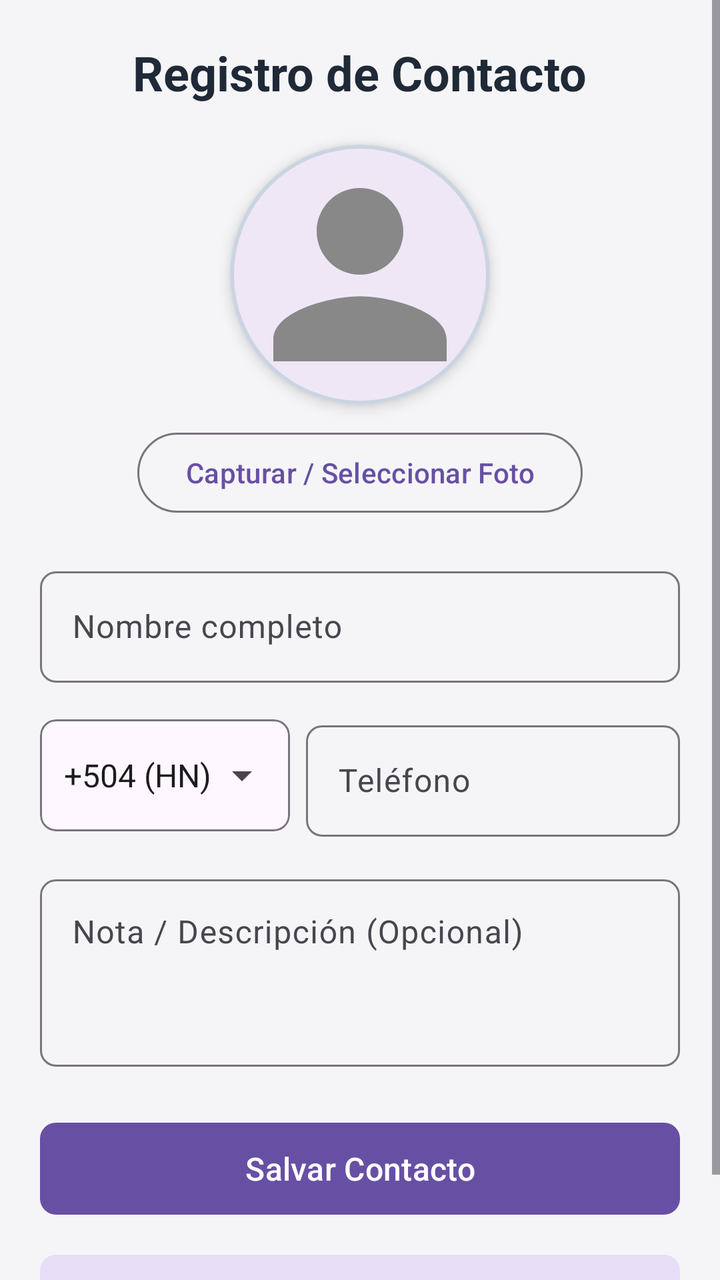
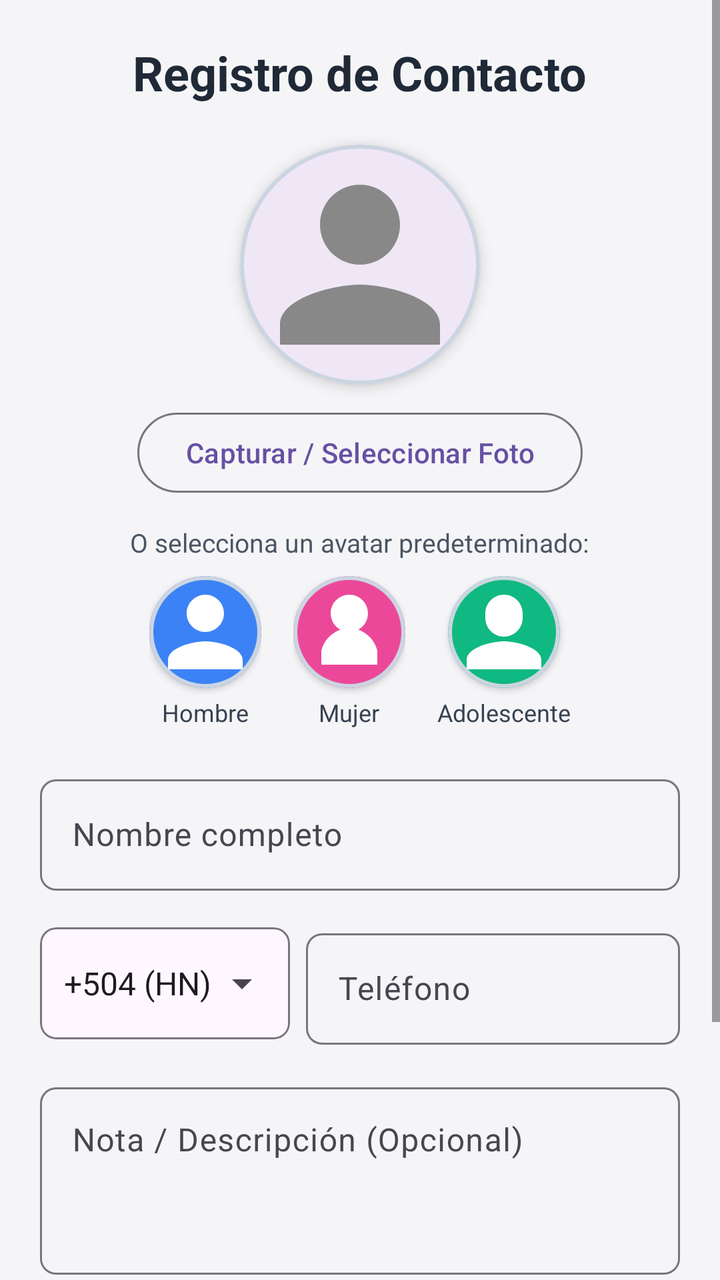

The first picture is an Android layout as it rendered before a commit; the second is the same layout after the commit. The layout source and the unified diff follow.
<!-- AndroidManifest.xml: application theme Theme.ExamenPrimerParcialRegistroContactos -->
<!-- res/layout/activity_main.xml -->
<?xml version="1.0" encoding="utf-8"?>
<ScrollView xmlns:android="http://schemas.android.com/apk/res/android"
    xmlns:app="http://schemas.android.com/apk/res-auto"
    xmlns:tools="http://schemas.android.com/tools"
    android:id="@+id/main"
    android:layout_width="match_parent"
    android:layout_height="match_parent"
    android:fillViewport="true"
    android:background="#F5F5F7"
    tools:context=".MainActivity">

    <LinearLayout
        android:layout_width="match_parent"
        android:layout_height="wrap_content"
        android:orientation="vertical"
        android:padding="20dp"
        android:gravity="center_horizontal">

        <TextView
            android:layout_width="wrap_content"
            android:layout_height="wrap_content"
            android:text="@string/title_registro_contacto"
            android:textSize="24sp"
            android:textStyle="bold"
            android:textColor="#1F2937"
            android:layout_marginBottom="20dp" />

        
        <com.google.android.material.card.MaterialCardView
            android:layout_width="130dp"
            android:layout_height="130dp"
            app:cardCornerRadius="65dp"
            app:cardElevation="4dp"
            app:strokeColor="#CBD5E1"
            app:strokeWidth="2dp"
            android:layout_marginBottom="10dp">

            <ImageView
                android:id="@+id/imgFotoContacto"
                android:layout_width="match_parent"
                android:layout_height="match_parent"
                android:scaleType="centerCrop"
                android:src="@drawable/ic_contact_placeholder"
                android:contentDescription="@string/desc_foto_contacto" />
        </com.google.android.material.card.MaterialCardView>

        <com.google.android.material.button.MaterialButton
            android:id="@+id/btnTomarFoto"
            style="@style/Widget.Material3.Button.OutlinedButton"
            android:layout_width="wrap_content"
            android:layout_height="wrap_content"
            android:text="@string/btn_tomar_foto"
            android:layout_marginBottom="20dp" />

        
        <com.google.android.material.textfield.TextInputLayout
            style="@style/Widget.Material3.TextInputLayout.OutlinedBox"
            android:layout_width="match_parent"
            android:layout_height="wrap_content"
            android:hint="@string/hint_nombre"
            app:boxCornerRadiusTopStart="8dp"
            app:boxCornerRadiusTopEnd="8dp"
            app:boxCornerRadiusBottomStart="8dp"
            app:boxCornerRadiusBottomEnd="8dp"
            android:layout_marginBottom="16dp">

            <com.google.android.material.textfield.TextInputEditText
                android:id="@+id/txtNombre"
                android:layout_width="match_parent"
                android:layout_height="wrap_content"
                android:inputType="textPersonName"
                android:maxLines="1" />
        </com.google.android.material.textfield.TextInputLayout>

        
        <LinearLayout
            android:layout_width="match_parent"
            android:layout_height="wrap_content"
            android:orientation="horizontal"
            android:gravity="center_vertical"
            android:layout_marginBottom="16dp">

            
            <com.google.android.material.card.MaterialCardView
                android:layout_width="125dp"
                android:layout_height="56dp"
                app:cardCornerRadius="8dp"
                app:strokeColor="#79747E"
                app:strokeWidth="1dp"
                app:cardElevation="0dp"
                android:layout_marginEnd="8dp">

                <Spinner
                    android:id="@+id/spnPais"
                    android:layout_width="match_parent"
                    android:layout_height="match_parent"
                    android:paddingStart="4dp"
                    android:paddingEnd="4dp"
                    android:entries="@array/paises_array" />
            </com.google.android.material.card.MaterialCardView>

            
            <com.google.android.material.textfield.TextInputLayout
                style="@style/Widget.Material3.TextInputLayout.OutlinedBox"
                android:layout_width="0dp"
                android:layout_height="wrap_content"
                android:layout_weight="1"
                android:hint="@string/hint_telefono"
                app:boxCornerRadiusTopStart="8dp"
                app:boxCornerRadiusTopEnd="8dp"
                app:boxCornerRadiusBottomStart="8dp"
                app:boxCornerRadiusBottomEnd="8dp">

                <com.google.android.material.textfield.TextInputEditText
                    android:id="@+id/txtTelefono"
                    android:layout_width="match_parent"
                    android:layout_height="wrap_content"
                    android:inputType="phone"
                    android:maxLines="1" />
            </com.google.android.material.textfield.TextInputLayout>

        </LinearLayout>

        
        <com.google.android.material.textfield.TextInputLayout
            style="@style/Widget.Material3.TextInputLayout.OutlinedBox"
            android:layout_width="match_parent"
            android:layout_height="wrap_content"
            android:hint="@string/hint_nota"
            app:boxCornerRadiusTopStart="8dp"
            app:boxCornerRadiusTopEnd="8dp"
            app:boxCornerRadiusBottomStart="8dp"
            app:boxCornerRadiusBottomEnd="8dp"
            android:layout_marginBottom="24dp">

            <com.google.android.material.textfield.TextInputEditText
                android:id="@+id/txtNota"
                android:layout_width="match_parent"
                android:layout_height="wrap_content"
                android:inputType="textMultiLine"
                android:minLines="3"
                android:gravity="top|start" />
        </com.google.android.material.textfield.TextInputLayout>

        
        <com.google.android.material.button.MaterialButton
            android:id="@+id/btnSalvarContacto"
            android:layout_width="match_parent"
            android:layout_height="54dp"
            android:text="@string/btn_salvar_contacto"
            android:textSize="16sp"
            app:cornerRadius="8dp"
            android:layout_marginBottom="12dp" />

        <com.google.android.material.button.MaterialButton
            android:id="@+id/btnVerContactos"
            style="@style/Widget.Material3.Button.TonalButton"
            android:layout_width="match_parent"
            android:layout_height="54dp"
            android:text="@string/btn_ver_contactos"
            android:textSize="16sp"
            app:cornerRadius="8dp" />

    </LinearLayout>
</ScrollView>
<!-- resources referenced by this layout -->
<resources>
  <string-array name="paises_array">
          <item>+504 (HN)</item>
          <item>+506 (CR)</item>
          <item>+502 (GT)</item>
          <item>+503 (SV)</item>
          <item>+505 (NI)</item>
          <item>+507 (PA)</item>
          <item>+52 (MX)</item>
          <item>+1 (US)</item>
      </string-array>
  <!-- drawable ic_contact_placeholder (drawable) -->
  <vector xmlns:android="http://schemas.android.com/apk/res/android"
      android:width="120dp"
      android:height="120dp"
      android:viewportWidth="24"
      android:viewportHeight="24">
    <path
        android:fillColor="#888888"
        android:pathData="M12,12c2.21,0 4,-1.79 4,-4s-1.79,-4 -4,-4 -4,1.79 -4,4 1.79,4 4,4zM12,14c-2.67,0 -8,1.34 -8,4v2h16v-2c0,-2.66 -5.33,-4 -8,-4z"/>
  </vector>
  <string name="btn_salvar_contacto">Salvar Contacto</string>
  <string name="btn_tomar_foto">Capturar / Seleccionar Foto</string>
  <string name="btn_ver_contactos">Ver contactos</string>
  <string name="desc_foto_contacto">Foto del contacto</string>
  <string name="hint_nombre">Nombre completo</string>
  <string name="hint_nota">Nota / Descripción (Opcional)</string>
  <string name="hint_telefono">Teléfono</string>
  <string name="title_registro_contacto">Registro de Contacto</string>
  <style name="Theme.ExamenPrimerParcialRegistroContactos" parent="Base.Theme.ExamenPrimerParcialRegistroContactos" />
  <style name="Base.Theme.ExamenPrimerParcialRegistroContactos" parent="Theme.Material3.DayNight.NoActionBar">
          
          
      </style>
</resources>

<!-- the commit's change to res/layout/activity_main.xml (unified diff, before → after) -->
@@ -27,9 +27,9 @@
 
         
         <com.google.android.material.card.MaterialCardView
-            android:layout_width="130dp"
-            android:layout_height="130dp"
-            app:cardCornerRadius="65dp"
+            android:layout_width="120dp"
+            android:layout_height="120dp"
+            app:cardCornerRadius="60dp"
             app:cardElevation="4dp"
             app:strokeColor="#CBD5E1"
             app:strokeWidth="2dp"
@@ -50,7 +50,129 @@
             android:layout_width="wrap_content"
             android:layout_height="wrap_content"
             android:text="@string/btn_tomar_foto"
-            android:layout_marginBottom="20dp" />
+            android:layout_marginBottom="12dp" />
+
+        
+        <TextView
+            android:layout_width="wrap_content"
+            android:layout_height="wrap_content"
+            android:text="@string/label_avatars_predeterminados"
+            android:textSize="13sp"
+            android:textColor="#4B5563"
+            android:layout_marginBottom="8dp" />
+
+        <LinearLayout
+            android:layout_width="match_parent"
+            android:layout_height="wrap_content"
+            android:orientation="horizontal"
+            android:gravity="center"
+            android:layout_marginBottom="20dp">
+
+            
+            <LinearLayout
+                android:layout_width="wrap_content"
+                android:layout_height="wrap_content"
+                android:orientation="vertical"
+                android:gravity="center"
+                android:layout_marginEnd="16dp">
+
+                <com.google.android.material.card.MaterialCardView
+                    android:id="@+id/cardAvatarHombre"
+                    android:layout_width="56dp"
+                    android:layout_height="56dp"
+                    app:cardCornerRadius="28dp"
+                    app:cardElevation="2dp"
+                    app:strokeColor="#CBD5E1"
+                    app:strokeWidth="2dp">
+
+                    <ImageView
+                        android:id="@+id/imgAvatarHombre"
+                        android:layout_width="match_parent"
+                        android:layout_height="match_parent"
+                        android:scaleType="centerCrop"
+                        android:src="@drawable/ic_avatar_man"
+                        android:contentDescription="@string/avatar_hombre" />
+                </com.google.android.material.card.MaterialCardView>
+
+                <TextView
+                    android:layout_width="wrap_content"
+                    android:layout_height="wrap_content"
+                    android:text="@string/avatar_hombre"
+                    android:textSize="12sp"
+                    android:textColor="#374151"
+                    android:layout_marginTop="4dp" />
+            </LinearLayout>
+
+            
+            <LinearLayout
+                android:layout_width="wrap_content"
+                android:layout_height="wrap_content"
+                android:orientation="vertical"
+                android:gravity="center"
+                android:layout_marginEnd="16dp">
+
+                <com.google.android.material.card.MaterialCardView
+                    android:id="@+id/cardAvatarMujer"
+                    android:layout_width="56dp"
+                    android:layout_height="56dp"
+                    app:cardCornerRadius="28dp"
+                    app:cardElevation="2dp"
+                    app:strokeColor="#CBD5E1"
+                    app:strokeWidth="2dp">
+
+                    <ImageView
+                        android:id="@+id/imgAvatarMujer"
+                        android:layout_width="match_parent"
+                        android:layout_height="match_parent"
+                        android:scaleType="centerCrop"
+                        android:src="@drawable/ic_avatar_woman"
+                        android:contentDescription="@string/avatar_mujer" />
+                </com.google.android.material.card.MaterialCardView>
+
+                <TextView
+                    android:layout_width="wrap_content"
+                    android:layout_height="wrap_content"
+                    android:text="@string/avatar_mujer"
+                    android:textSize="12sp"
+                    android:textColor="#374151"
+                    android:layout_marginTop="4dp" />
+            </LinearLayout>
+
+            
+            <LinearLayout
+                android:layout_width="wrap_content"
+                android:layout_height="wrap_content"
+                android:orientation="vertical"
+                android:gravity="center">
+
+                <com.google.android.material.card.MaterialCardView
+                    android:id="@+id/cardAvatarAdolescente"
+                    android:layout_width="56dp"
+                    android:layout_height="56dp"
+                    app:cardCornerRadius="28dp"
+                    app:cardElevation="2dp"
+                    app:strokeColor="#CBD5E1"
+                    app:strokeWidth="2dp">
+
+                    <ImageView
+                        android:id="@+id/imgAvatarAdolescente"
+                        android:layout_width="match_parent"
+                        android:layout_height="match_parent"
+                        android:scaleType="centerCrop"
+                        android:src="@drawable/ic_avatar_teen"
+                        android:contentDescription="@string/avatar_adolescente" />
+                </com.google.android.material.card.MaterialCardView>
+
+                <TextView
+                    android:layout_width="wrap_content"
+                    android:layout_height="wrap_content"
+                    android:text="@string/avatar_adolescente"
+                    android:textSize="12sp"
+                    android:textColor="#374151"
+                    android:layout_marginTop="4dp" />
+            </LinearLayout>
+
+        </LinearLayout>
 
         
         <com.google.android.material.textfield.TextInputLayout
<!-- resource entries referenced after the edit -->
@@ -10,6 +10,51 @@
           <item>+52 (MX)</item>
           <item>+1 (US)</item>
       </string-array>
+  <!-- drawable ic_avatar_man (drawable) -->
+  <vector xmlns:android="http://schemas.android.com/apk/res/android"
+      android:width="64dp"
+      android:height="64dp"
+      android:viewportWidth="24"
+      android:viewportHeight="24">
+    
+    <path
+        android:fillColor="#3B82F6"
+        android:pathData="M12,0C5.37,0 0,5.37 0,12s5.37,12 12,12 12,-5.37 12,-12S18.63,0 12,0z"/>
+    
+    <path
+        android:fillColor="#FFFFFF"
+        android:pathData="M12,12c2.21,0 4,-1.79 4,-4s-1.79,-4 -4,-4 -4,1.79 -4,4 1.79,4 4,4zM12,14c-2.67,0 -8,1.34 -8,4v2h16v-2c0,-2.66 -5.33,-4 -8,-4z"/>
+  </vector>
+  <!-- drawable ic_avatar_teen (drawable) -->
+  <vector xmlns:android="http://schemas.android.com/apk/res/android"
+      android:width="64dp"
+      android:height="64dp"
+      android:viewportWidth="24"
+      android:viewportHeight="24">
+    
+    <path
+        android:fillColor="#10B981"
+        android:pathData="M12,0C5.37,0 0,5.37 0,12s5.37,12 12,12 12,-5.37 12,-12S18.63,0 12,0z"/>
+    
+    <path
+        android:fillColor="#FFFFFF"
+        android:pathData="M12,4c-2.2,0 -4,1.8 -4,4v1c0,2.2 1.8,4 4,4s4,-1.8 4,-4V8c0,-2.2 -1.8,-4 -4,-4zM12,14c-2.67,0 -8,1.34 -8,4v2h16v-2c0,-2.66 -5.33,-4 -8,-4z"/>
+  </vector>
+  <!-- drawable ic_avatar_woman (drawable) -->
+  <vector xmlns:android="http://schemas.android.com/apk/res/android"
+      android:width="64dp"
+      android:height="64dp"
+      android:viewportWidth="24"
+      android:viewportHeight="24">
+    
+    <path
+        android:fillColor="#EC4899"
+        android:pathData="M12,0C5.37,0 0,5.37 0,12s5.37,12 12,12 12,-5.37 12,-12S18.63,0 12,0z"/>
+    
+    <path
+        android:fillColor="#FFFFFF"
+        android:pathData="M12,4c-2.21,0 -4,1.79 -4,4 0,1.5 0.83,2.81 2.06,3.5C8.01,12.28 6.5,13.9 6,16v3h12v-3c-0.5,-2.1 -2.01,-3.72 -4.06,-4.5C15.17,10.81 16,9.5 16,8c0,-2.21 -1.79,-4 -4,-4z"/>
+  </vector>
   <!-- drawable ic_contact_placeholder (drawable) -->
   <vector xmlns:android="http://schemas.android.com/apk/res/android"
       android:width="120dp"
@@ -20,6 +65,9 @@
         android:fillColor="#888888"
         android:pathData="M12,12c2.21,0 4,-1.79 4,-4s-1.79,-4 -4,-4 -4,1.79 -4,4 1.79,4 4,4zM12,14c-2.67,0 -8,1.34 -8,4v2h16v-2c0,-2.66 -5.33,-4 -8,-4z"/>
   </vector>
+  <string name="avatar_adolescente">Adolescente</string>
+  <string name="avatar_hombre">Hombre</string>
+  <string name="avatar_mujer">Mujer</string>
   <string name="btn_salvar_contacto">Salvar Contacto</string>
   <string name="btn_tomar_foto">Capturar / Seleccionar Foto</string>
   <string name="btn_ver_contactos">Ver contactos</string>
@@ -27,6 +75,7 @@
   <string name="hint_nombre">Nombre completo</string>
   <string name="hint_nota">Nota / Descripción (Opcional)</string>
   <string name="hint_telefono">Teléfono</string>
+  <string name="label_avatars_predeterminados">O selecciona un avatar predeterminado:</string>
   <string name="title_registro_contacto">Registro de Contacto</string>
   <style name="Theme.ExamenPrimerParcialRegistroContactos" parent="Base.Theme.ExamenPrimerParcialRegistroContactos" />
   <style name="Base.Theme.ExamenPrimerParcialRegistroContactos" parent="Theme.Material3.DayNight.NoActionBar">
